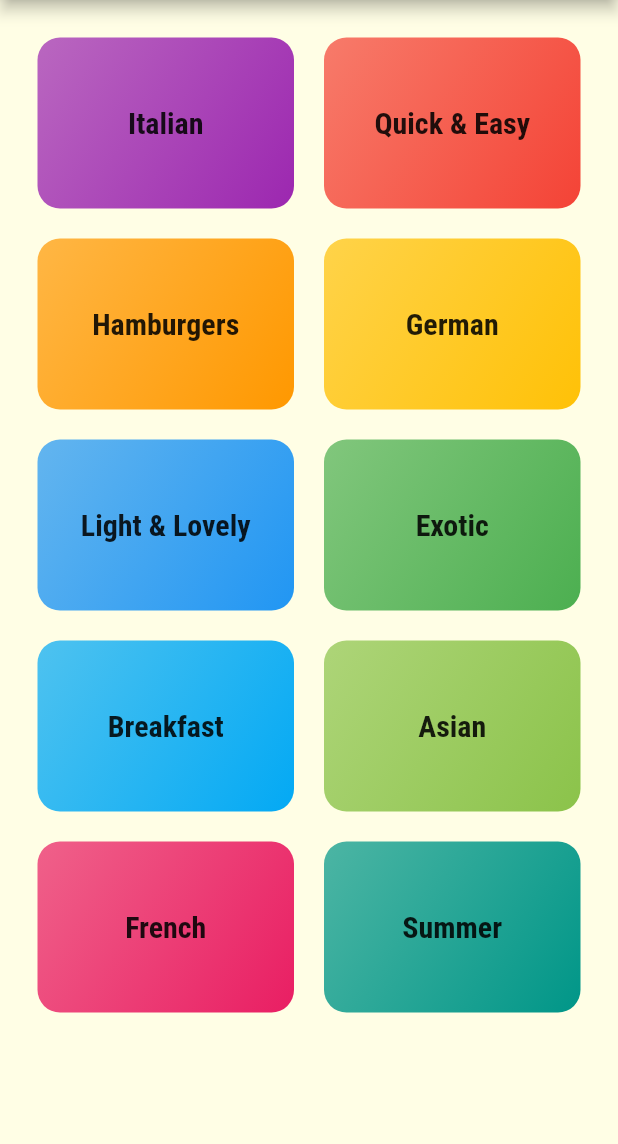
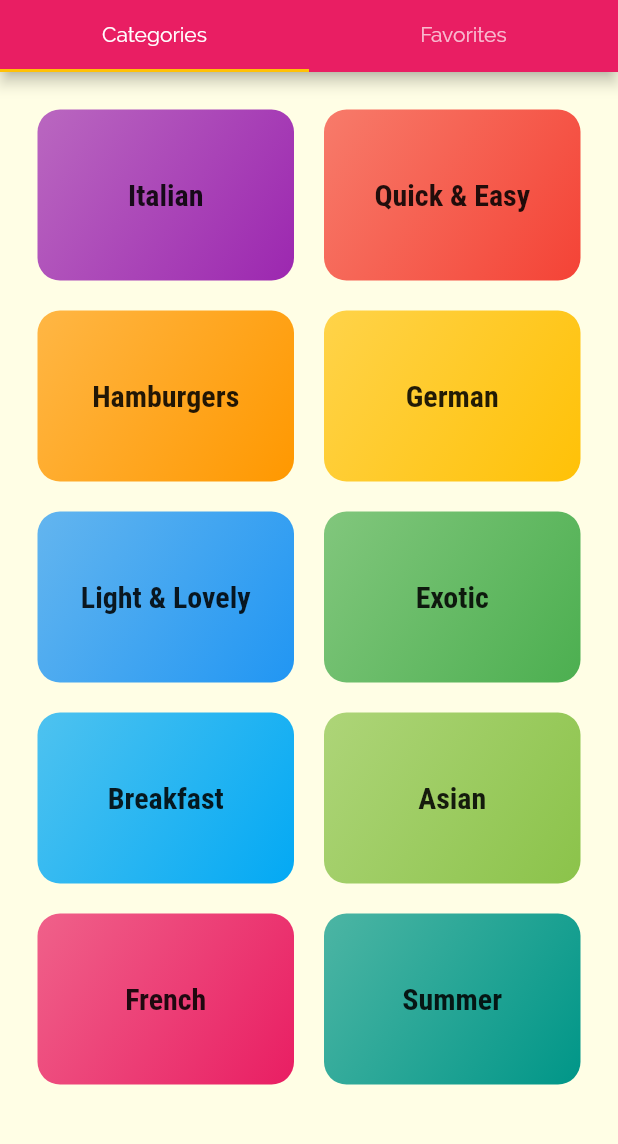
Before and after one commit to oFrederic/DeliMeals, a Flutter app: the screen it shows after launch, on a phone screen of 412 x 824 dp, the part 84-1228 px from its top. Run offline on Flutter 3.47's test engine with Material 2 defaults, Android fonts, the phone set to English and light mode, and no system bars.

Commit message:
add a tabBar to the AppBar

```diff
--- a/lib/main.dart
+++ b/lib/main.dart
@@ -1,8 +1,9 @@
-import 'package:deli_meals/screens/meal_detail_screen.dart';
 import 'package:flutter/material.dart';
 
+import './screens/meal_detail_screen.dart';
 import './screens/category_meals_screen.dart';
 import './screens/categories_screen.dart';
+import './screens/tabs_screen.dart';
 
 void main() {
   runApp(MyApp());
@@ -40,7 +41,8 @@ class MyApp extends StatelessWidget {
       //home: CategoriesScreen(),
       initialRoute: '/',
       routes: {
-        '/': (context) => CategoriesScreen(),
+        //'/': (context) => CategoriesScreen(),
+        '/': (context) => TabsScreen(),
         CategoryMealsScreen.routeName: (context) => CategoryMealsScreen(),
         MealDetailScreen.routeName: (context) => MealDetailScreen(),
       },
--- a/lib/screens/categories_screen.dart
+++ b/lib/screens/categories_screen.dart
@@ -6,14 +6,7 @@ import '../data/dummy_data.dart';
 class CategoriesScreen extends StatelessWidget {
   @override
   Widget build(BuildContext context) {
-    return Scaffold(
-      appBar: AppBar(
-        title: Text(
-          'DeliMeals',
-          style: Theme.of(context).textTheme.headline6,
-        ),
-      ),
-      body: GridView(
+    return GridView(
       padding: const EdgeInsets.all(25),
       gridDelegate: SliverGridDelegateWithMaxCrossAxisExtent(
         maxCrossAxisExtent: 200,
@@ -25,7 +18,6 @@ class CategoriesScreen extends StatelessWidget {
           .map((category) =>
               CategoryItem(category.id, category.title, category.color))
           .toList(),
-      ),
     );
   }
 }
--- /dev/null
+++ b/lib/screens/favorites_screen.dart
@@ -0,0 +1,8 @@
+import 'package:flutter/material.dart';
+
+class FavoritesScreen extends StatelessWidget {
+  @override
+  Widget build(BuildContext context) {
+    return Center(child: Text('Favorite Page!'));
+  }
+}
--- /dev/null
+++ b/lib/screens/tabs_screen.dart
@@ -0,0 +1,44 @@
+import 'package:deli_meals/screens/favorites_screen.dart';
+import 'package:flutter/material.dart';
+import './categories_screen.dart';
+
+class TabsScreen extends StatefulWidget {
+  @override
+  _TabsScreenState createState() => _TabsScreenState();
+}
+
+class _TabsScreenState extends State<TabsScreen> {
+  @override
+  Widget build(BuildContext context) {
+    return DefaultTabController(
+      length: 2,
+      initialIndex: 0,
+      child: Scaffold(
+        appBar: AppBar(
+          title: Text(
+            "DeliMeals",
+            style: Theme.of(context).textTheme.headline6,
+          ),
+          bottom: TabBar(
+            tabs: [
+              Tab(
+                //icon: Icon(Icons.category),
+                text: 'Categories',
+              ),
+              Tab(
+                //icon: Icon(Icons.star),
+                text: 'Favorites',
+              ),
+            ],
+          ),
+        ),
+        body: TabBarView(
+          children: [
+            CategoriesScreen(),
+            FavoritesScreen(),
+          ],
+        ),
+      ),
+    );
+  }
+}
```
Lines whose indentation alone changed are shown as unchanged.
